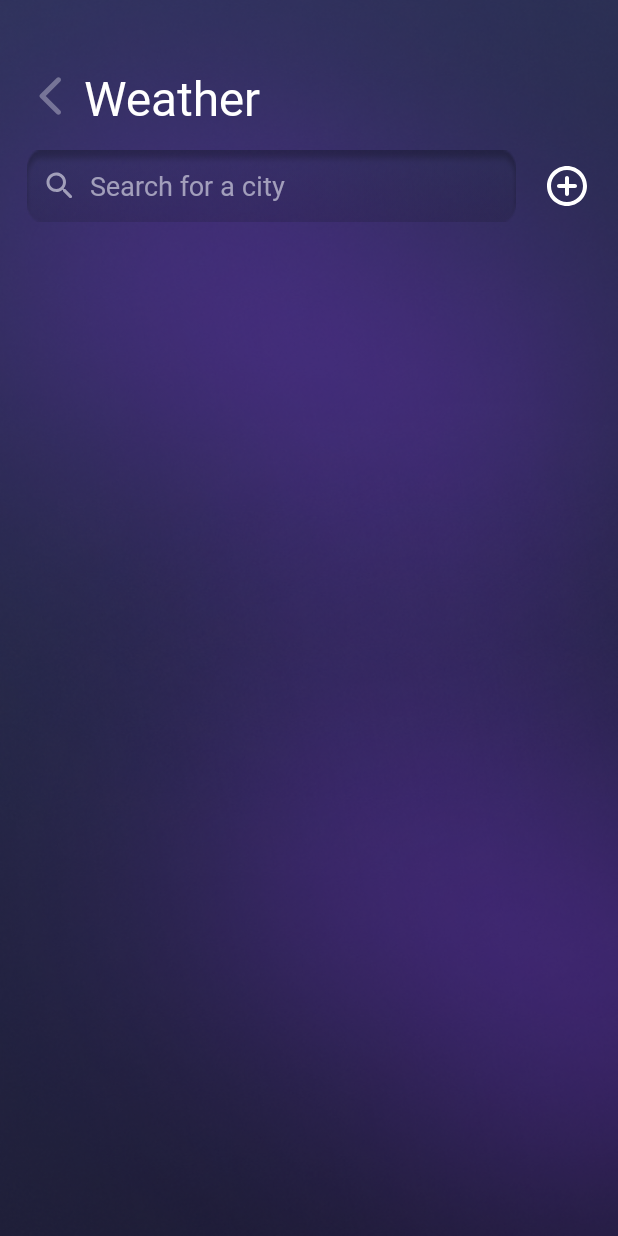
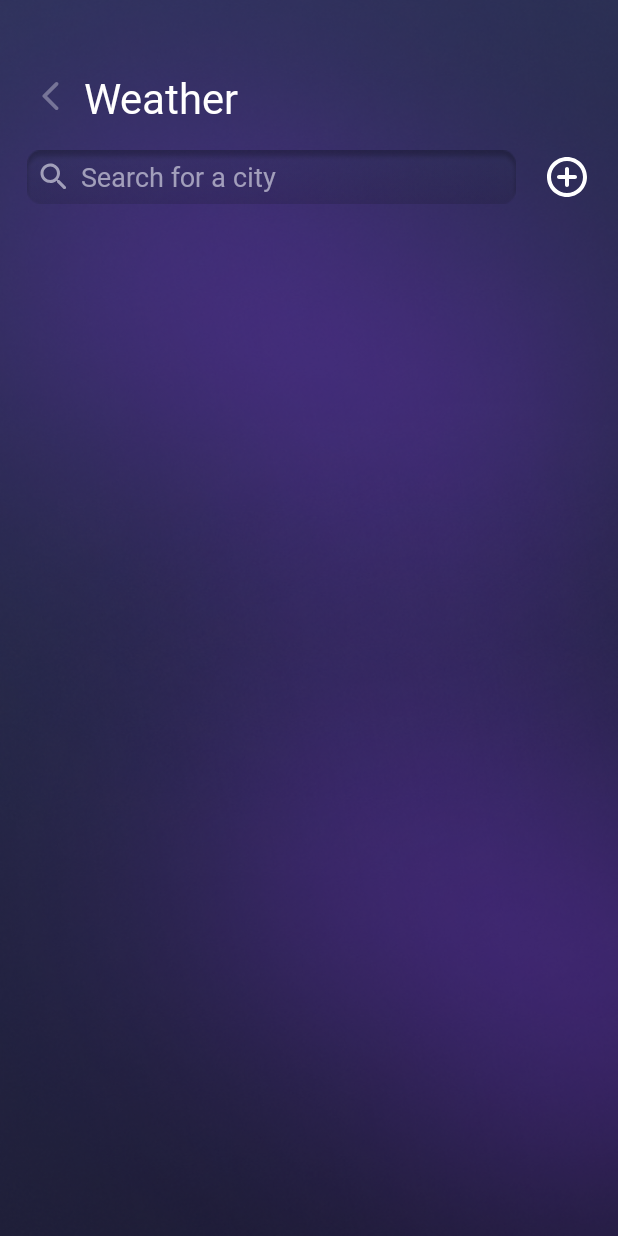
Before and after one commit to MoaazAtik/Sky, an Android app: the CitiesActivity screen opened directly, with no data from a screen before it, on a phone screen of 412 x 824 dp. Run offline under Robolectric (Android 15) with nearby library versions, the phone set to English and light mode, and no system bars; network calls fail; pictures from the network do not load.

Commit message:
UI improvements for cities activity

```diff
--- a/app/src/main/res/layout/cities.xml
+++ b/app/src/main/res/layout/cities.xml
@@ -19,11 +19,12 @@
         app:layout_constraintStart_toStartOf="parent"
         app:layout_constraintTop_toTopOf="parent">
 
-        <androidx.appcompat.widget.AppCompatButton
+        <androidx.appcompat.widget.AppCompatImageButton
             android:id="@+id/btn_back"
             android:layout_width="32dp"
             android:layout_height="32dp"
-            android:background="@drawable/arrow_back"
+            android:background="@color/transparent"
+            android:src="@drawable/arrow_back"
             app:layout_constraintStart_toStartOf="parent"
             app:layout_constraintTop_toTopOf="parent" />
 
@@ -34,7 +35,7 @@
             android:fontFamily="@font/sf_pro_display_regular"
             android:text="Weather"
             android:textColor="@color/white"
-            android:textSize="32sp"
+            android:textSize="28sp"
             app:layout_constraintBottom_toBottomOf="@id/btn_back"
             app:layout_constraintStart_toEndOf="@id/btn_back"
             app:layout_constraintTop_toTopOf="@id/btn_back" />
@@ -51,15 +52,15 @@
         <androidx.appcompat.widget.AppCompatEditText
             android:id="@+id/et_add_city"
             android:layout_width="match_parent"
-            android:layout_height="48dp"
+            android:layout_height="36dp"
             android:layout_marginTop="20dp"
             android:layout_marginEnd="50dp"
             android:background="@drawable/search_field"
             android:drawableStart="@drawable/search"
-            android:drawablePadding="8dp"
+            android:drawablePadding="6dp"
             android:hint="Search for a city"
-            android:paddingStart="10dp"
-            android:paddingEnd="10dp"
+            android:paddingStart="6dp"
+            android:paddingEnd="6dp"
             android:textColor="@color/white"
             android:textColorHint="@color/pale_blue_back_btn"
             app:layout_constraintStart_toStartOf="parent"
```
Also changed, not shown: app/src/main/res/layout/city_widget.xml (+14 -10 lines).
